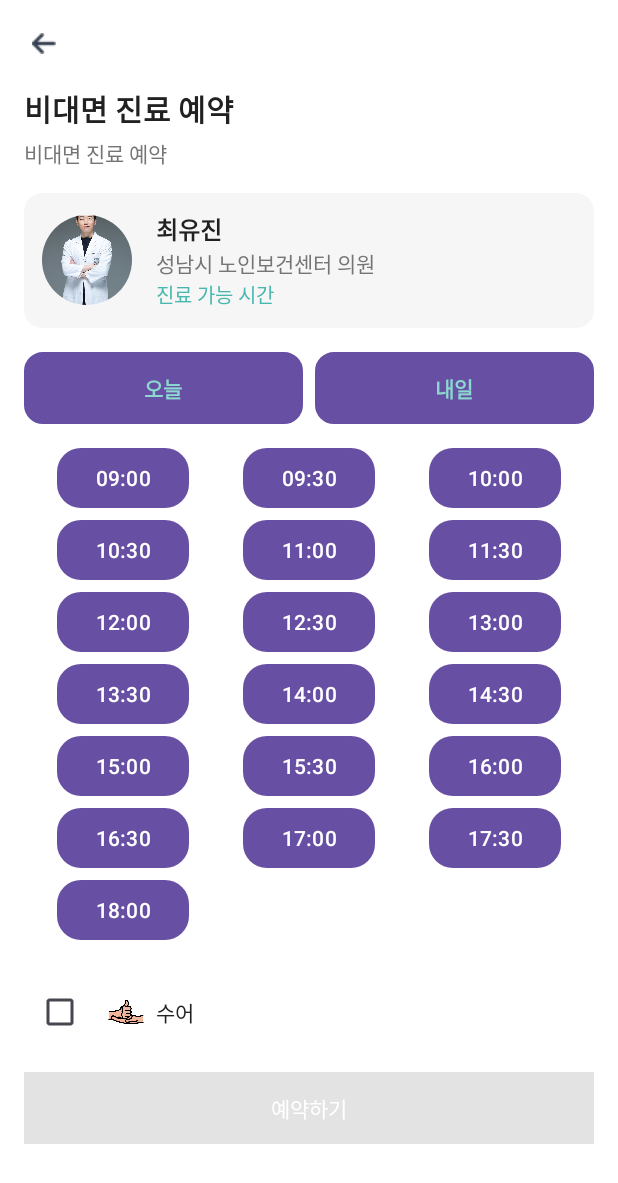
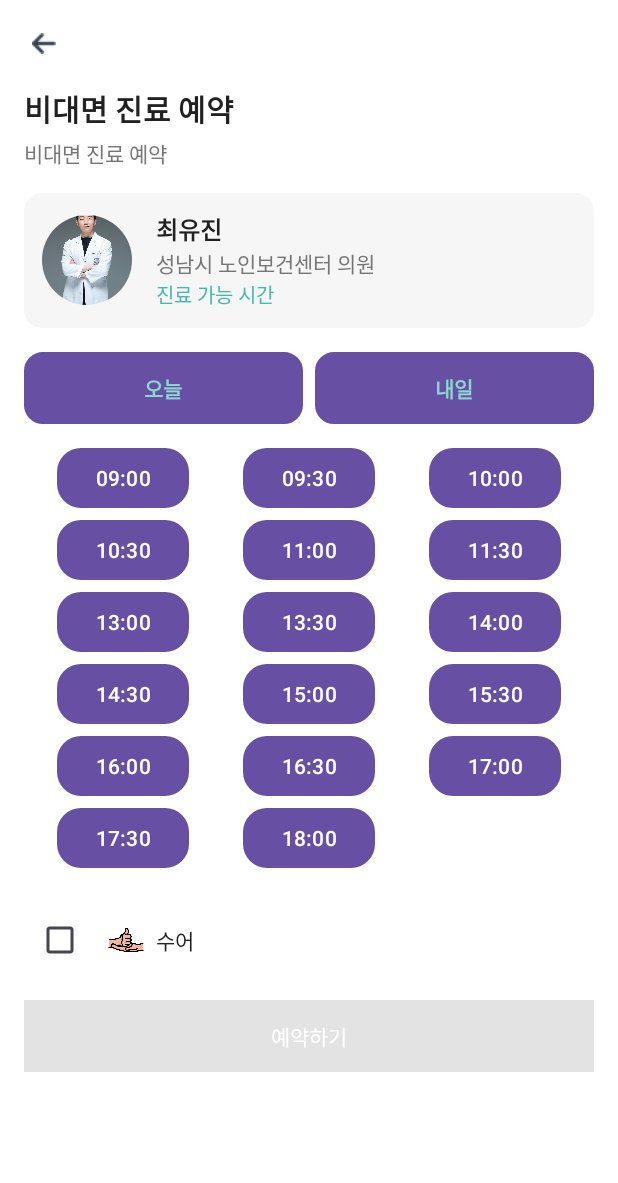
Before and after one commit to CodeWorks-hi/Silmedy, an Android app: the layout activity_care_request.xml on its own in the app's theme, with its tools: preview values and no code run, on a phone screen of 412 x 824 dp. Shown: the top 1183 px of the screen. Run offline under Robolectric (Android 15) with nearby library versions, the light colour scheme and no system bars.

Commit message:
Update activity_care_request.xml

```diff
--- a/app/src/main/res/layout/activity_care_request.xml
+++ b/app/src/main/res/layout/activity_care_request.xml
@@ -150,8 +150,6 @@
         <Button android:layout_width="wrap_content" android:layout_height="40dp" android:layout_columnWeight="1" android:layout_margin="4dp" android:layout_gravity="center" android:text="10:30" android:background="@drawable/time_slot_selector" android:backgroundTint="?attr/colorControlHighlight" android:textSize="14sp" android:textColor="@color/white" />
         <Button android:layout_width="wrap_content" android:layout_height="40dp" android:layout_columnWeight="1" android:layout_margin="4dp" android:layout_gravity="center" android:text="11:00" android:background="@drawable/time_slot_selector" android:backgroundTint="?attr/colorControlHighlight" android:textSize="14sp" android:textColor="@color/white" />
         <Button android:layout_width="wrap_content" android:layout_height="40dp" android:layout_columnWeight="1" android:layout_margin="4dp" android:layout_gravity="center" android:text="11:30" android:background="@drawable/time_slot_selector" android:backgroundTint="?attr/colorControlHighlight" android:textSize="14sp" android:textColor="@color/white" />
-        <Button android:layout_width="wrap_content" android:layout_height="40dp" android:layout_columnWeight="1" android:layout_margin="4dp" android:layout_gravity="center" android:text="12:00" android:background="@drawable/time_slot_selector" android:backgroundTint="?attr/colorControlHighlight" android:textSize="14sp" android:textColor="@color/white" />
-        <Button android:layout_width="wrap_content" android:layout_height="40dp" android:layout_columnWeight="1" android:layout_margin="4dp" android:layout_gravity="center" android:text="12:30" android:background="@drawable/time_slot_selector" android:backgroundTint="?attr/colorControlHighlight" android:textSize="14sp" android:textColor="@color/white" />
         <Button android:layout_width="wrap_content" android:layout_height="40dp" android:layout_columnWeight="1" android:layout_margin="4dp" android:layout_gravity="center" android:text="13:00" android:background="@drawable/time_slot_selector" android:backgroundTint="?attr/colorControlHighlight" android:textSize="14sp" android:textColor="@color/white" />
         <Button android:layout_width="wrap_content" android:layout_height="40dp" android:layout_columnWeight="1" android:layout_margin="4dp" android:layout_gravity="center" android:text="13:30" android:background="@drawable/time_slot_selector" android:backgroundTint="?attr/colorControlHighlight" android:textSize="14sp" android:textColor="@color/white" />
         <Button android:layout_width="wrap_content" android:layout_height="40dp" android:layout_columnWeight="1" android:layout_margin="4dp" android:layout_gravity="center" android:text="14:00" android:background="@drawable/time_slot_selector" android:backgroundTint="?attr/colorControlHighlight" android:textSize="14sp" android:textColor="@color/white" />
```
